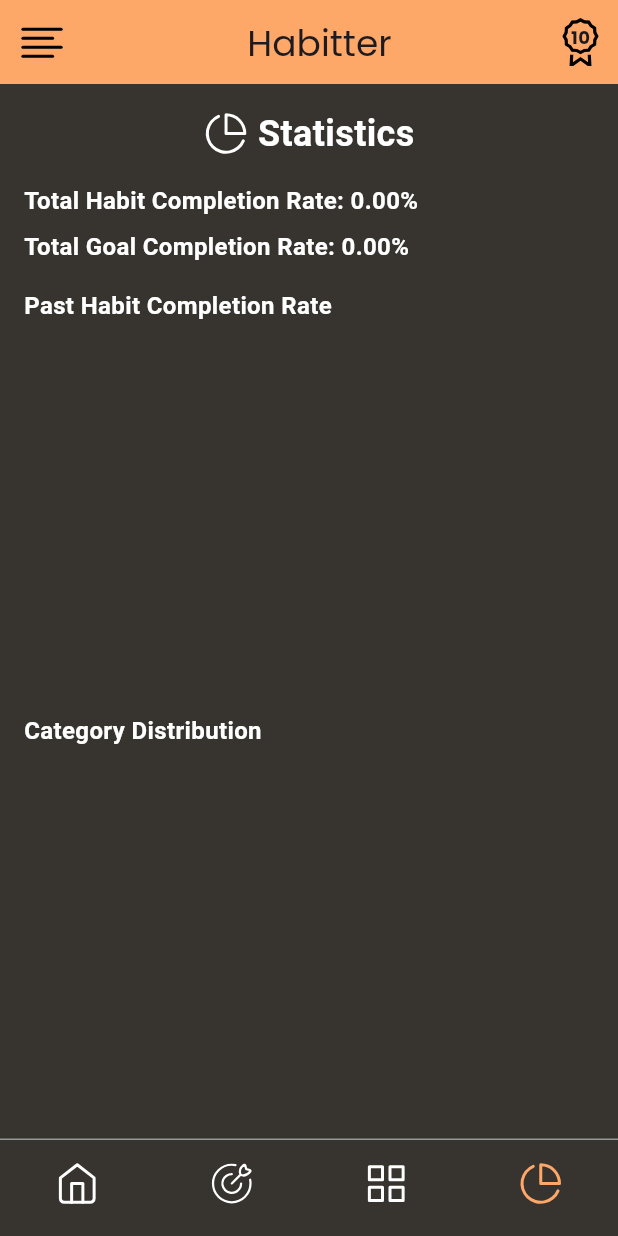
After one commit to masterofannihilation/Habitter, a Flutter app: the screen it shows after launch, item 4 of the bottom bar chosen, on a phone screen of 412 x 824 dp. The commit adds this screen. Run offline on Flutter 3.47's test engine with Material 3 defaults, Android fonts, the phone set to English and light mode, and no system bars; our stand-ins replace flutter_slidable, flutter_svg, google_fonts, hive, hive_flutter, table_calendar; accounts and stored records are empty.

Commit message:
Statistics page, updated home page and also added padding to all habits page

```diff
--- a/lib/main.dart
+++ b/lib/main.dart
@@ -170,8 +170,15 @@ class _MyHomePageState extends State<MyHomePage> {
                                     12.0), // Rounded corners
                               ),
                               child: ListTile(
+                                leading: Text(
+                                  habit.category.emoji ??
+                                      '😀', // Display the category emoji
+                                  style: TextStyle(fontSize: 40.0),
+                                ),
                                 contentPadding: EdgeInsets.symmetric(
-                                    horizontal: 16.0, vertical: 8.0),
+                                  horizontal: 16.0,
+                                  vertical: 8.0,
+                                ),
                                 title: Text(
                                   habit.title,
                                   style: TextStyle(
--- a/lib/views/components/bottom_bar.dart
+++ b/lib/views/components/bottom_bar.dart
@@ -4,6 +4,7 @@ import 'package:habitter_itu/constants.dart';
 import 'package:habitter_itu/main.dart';
 import 'package:habitter_itu/views/category_page.dart';
 import 'package:habitter_itu/views/habits_list_page.dart';
+import 'package:habitter_itu/views/statistics_page.dart';
 
 class BottomBar extends StatefulWidget {
   int? selectedIndex;
@@ -53,6 +54,10 @@ class _BottomBarState extends State<BottomBar> {
         break;
       case 3:
         // Navigate to stats view
+        Navigator.push(
+          context,
+          MaterialPageRoute(builder: (context) => StatisticsPage()),
+        );
         break;
     }
   }
--- a/lib/views/habits_list_page.dart
+++ b/lib/views/habits_list_page.dart
@@ -54,7 +54,9 @@ class _HabitsListPageState extends State<HabitsListPage> {
   Widget build(BuildContext context) {
     return Scaffold(
       appBar: CustomAppBar(title: 'All Habits'),
-      body: ListView.builder(
+      body: Container(
+        padding: EdgeInsets.symmetric(vertical: 8.0),
+        child: ListView.builder(
           itemCount: habits.length,
           itemBuilder: (context, index) {
             final habit = habits[index];
@@ -127,6 +129,7 @@ class _HabitsListPageState extends State<HabitsListPage> {
             );
           },
         ),
+      ),
       backgroundColor: backgroundColor,
       bottomNavigationBar: BottomBar(selectedIndex: 1),
     );
--- /dev/null
+++ b/lib/views/statistics_page.dart
@@ -0,0 +1,197 @@
+import 'package:flutter/material.dart';
+import 'package:flutter_svg/flutter_svg.dart';
+import 'package:habitter_itu/controllers/habit_controller.dart';
+import 'package:habitter_itu/models/habit.dart';
+import 'package:habitter_itu/constants.dart';
+import 'components/appbar.dart';
+import 'components/bottom_bar.dart';
+
+class StatisticsPage extends StatefulWidget {
+  @override
+  _StatisticsPageState createState() => _StatisticsPageState();
+}
+
+class _StatisticsPageState extends State<StatisticsPage> {
+  final HabitController _habitController = HabitController();
+  List<Habit> habits = [];
+  double totalHabitCompletionRate = 0;
+  double totalGoalCompletionRate = 0;
+  Map<String, double> categoryDistribution = {};
+
+  @override
+  void initState() {
+    super.initState();
+    _loadData();
+  }
+
+  Future<void> _loadData() async {
+    await _habitController.init();
+    List<Habit> loadedHabits = await _habitController.getHabits();
+    setState(() {
+      habits = loadedHabits;
+      _calculateStats();
+    });
+  }
+
+  void _calculateStats() {
+    double totalCompletionRate = 0;
+    double totalGoalRate = 0;
+    Map<String, double> categoryCount = {};
+
+    for (Habit habit in habits) {
+      totalCompletionRate +=
+          habit.completionStatus.values.where((status) => status).length;
+      totalGoalRate += habit.completionStatus.length;
+
+      String categoryName = habit.category.name;
+      categoryCount[categoryName] = (categoryCount[categoryName] ?? 0) + 1;
+    }
+
+    totalHabitCompletionRate =
+        habits.isEmpty ? 0 : (totalCompletionRate / totalGoalRate) * 100;
+    totalGoalCompletionRate =
+        habits.isEmpty ? 0 : (totalCompletionRate / habits.length) * 100;
+
+    categoryDistribution = categoryCount.map((key, value) {
+      return MapEntry(key, (value / habits.length) * 100);
+    });
+  }
+
+  @override
+  Widget build(BuildContext context) {
+    return Scaffold(
+      appBar: CustomAppBar(),
+      body: Container(
+        padding: EdgeInsets.all(16.0),
+        child: Column(
+          crossAxisAlignment: CrossAxisAlignment.start,
+          children: [
+            Padding(
+              padding: const EdgeInsets.only(bottom: 16.0),
+              child: Row(
+                mainAxisAlignment: MainAxisAlignment.center,
+                children: [
+                  SvgPicture.asset(
+                    'assets/pie-chart.svg',
+                    color: Colors.white,
+                  ),
+                  Text(
+                    " Statistics",
+                    style: TextStyle(
+                      color: Colors.white,
+                      fontSize: 24,
+                      fontWeight: FontWeight.bold,
+                    ),
+                  ),
+                ],
+              ),
+            ),
+            Text(
+              'Total Habit Completion Rate: ${totalHabitCompletionRate.toStringAsFixed(2)}%',
+              style: TextStyle(
+                color: Colors.white,
+                fontSize: 16.0,
+                fontWeight: FontWeight.bold,
+              ),
+            ),
+            SizedBox(height: 8.0),
+            Text(
+              'Total Goal Completion Rate: ${totalGoalCompletionRate.toStringAsFixed(2)}%',
+              style: TextStyle(
+                color: Colors.white,
+                fontSize: 16.0,
+                fontWeight: FontWeight.bold,
+              ),
+            ),
+            SizedBox(height: 16.0),
+            Text(
+              'Past Habit Completion Rate',
+              style: TextStyle(
+                color: Colors.white,
+                fontSize: 16.0,
+                fontWeight: FontWeight.bold,
+              ),
+            ),
+            SizedBox(height: 8.0),
+            Expanded(
+              child: LayoutBuilder(
+                builder: (context, constraints) {
+                  double maxWidth = constraints.maxWidth;
+                  return Row(
+                    crossAxisAlignment: CrossAxisAlignment.end,
+                    children: habits.map((habit) {
+                      double completionCount = habit.completionStatus.values
+                          .where((status) => status)
+                          .length
+                          .toDouble();
+                      double totalCount =
+                          habit.completionStatus.length.toDouble();
+                      double barHeight = totalCount == 0
+                          ? 0
+                          : (completionCount / totalCount) * 100;
+                      double barWidth = maxWidth / habits.length - 8;
+                      return Flexible(
+                        child: Column(
+                          mainAxisAlignment: MainAxisAlignment.end,
+                          children: [
+                            Container(
+                              height: barHeight.isNaN ? 0 : barHeight,
+                              width: barWidth,
+                              color: Colors.orange,
+                            ),
+                            SizedBox(height: 8.0),
+                            Text(
+                              habit.category.name,
+                              style: TextStyle(
+                                color: Colors.white,
+                                fontSize: 12.0,
+                              ),
+                            ),
+                          ],
+                        ),
+                      );
+                    }).toList(),
+                  );
+                },
+              ),
+            ),
+            SizedBox(height: 16.0),
+            Text(
+              'Category Distribution',
+              style: TextStyle(
+                color: Colors.white,
+                fontSize: 16.0,
+                fontWeight: FontWeight.bold,
+              ),
+            ),
+            SizedBox(height: 8.0),
+            Expanded(
+              child: ListView(
+                children: categoryDistribution.entries.map((entry) {
+                  return ListTile(
+                    title: Text(
+                      entry.key,
+                      style: TextStyle(
+                        color: Colors.white,
+                        fontSize: 16.0,
+                      ),
+                    ),
+                    trailing: Text(
+                      '${entry.value.toStringAsFixed(2)}%',
+                      style: TextStyle(
+                        color: Colors.white,
+                        fontSize: 16.0,
+                      ),
+                    ),
+                  );
+                }).toList(),
+              ),
+            ),
+          ],
+        ),
+      ),
+      backgroundColor: backgroundColor,
+      bottomNavigationBar: BottomBar(selectedIndex: 3),
+    );
+  }
+}
```
Lines whose indentation alone changed are shown as unchanged.
